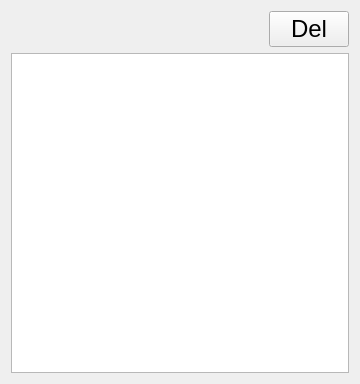
This is forms/concreteproject.ui in LesterEvSe/Task-Manager as Qt 5 draws it before an edit. The edited form follows.
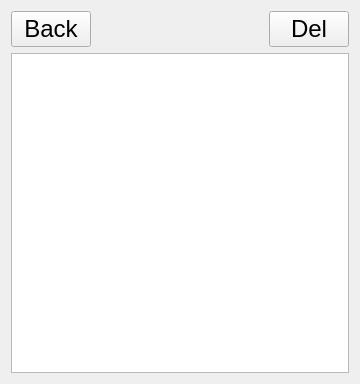
This is the edited form.

Commit message: Add concrete project.ui and projects

Diff of the .ui file:
```diff
--- a/forms/concreteproject.ui
+++ b/forms/concreteproject.ui
@@ -21,6 +21,13 @@
   <layout class="QVBoxLayout" name="verticalLayout">
    <item>
     <layout class="QHBoxLayout" name="horizontalLayout">
+     <item>
+      <widget class="QPushButton" name="pushButton">
+       <property name="text">
+        <string>Back</string>
+       </property>
+      </widget>
+     </item>
      <item>
       <spacer name="horizontalSpacer">
        <property name="orientation">
```
The commit also changes 7 other files.
